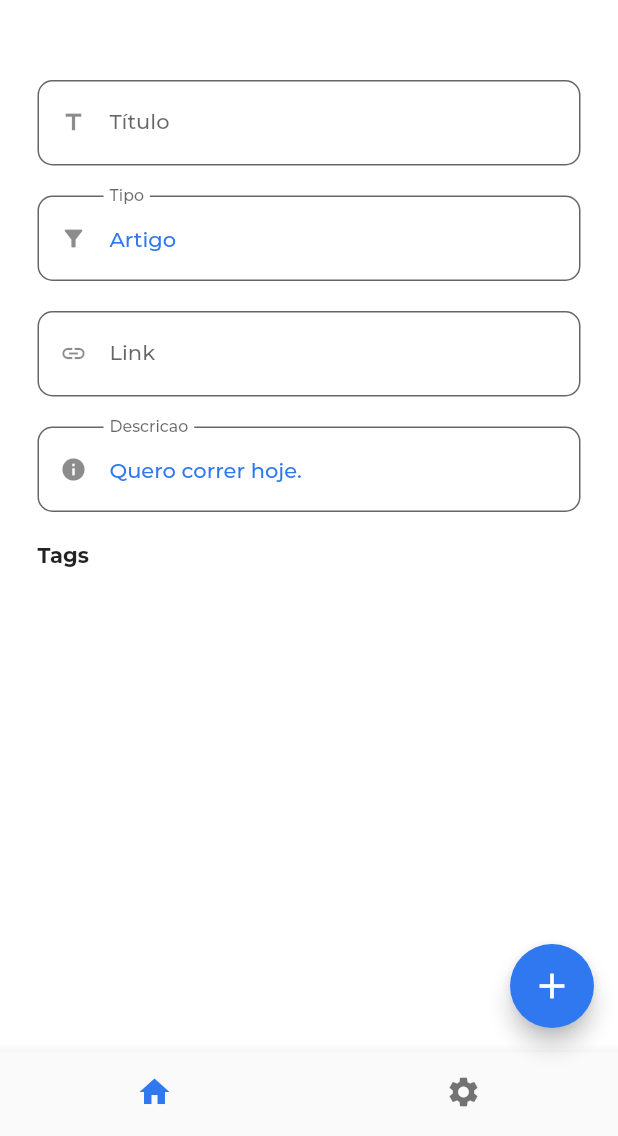
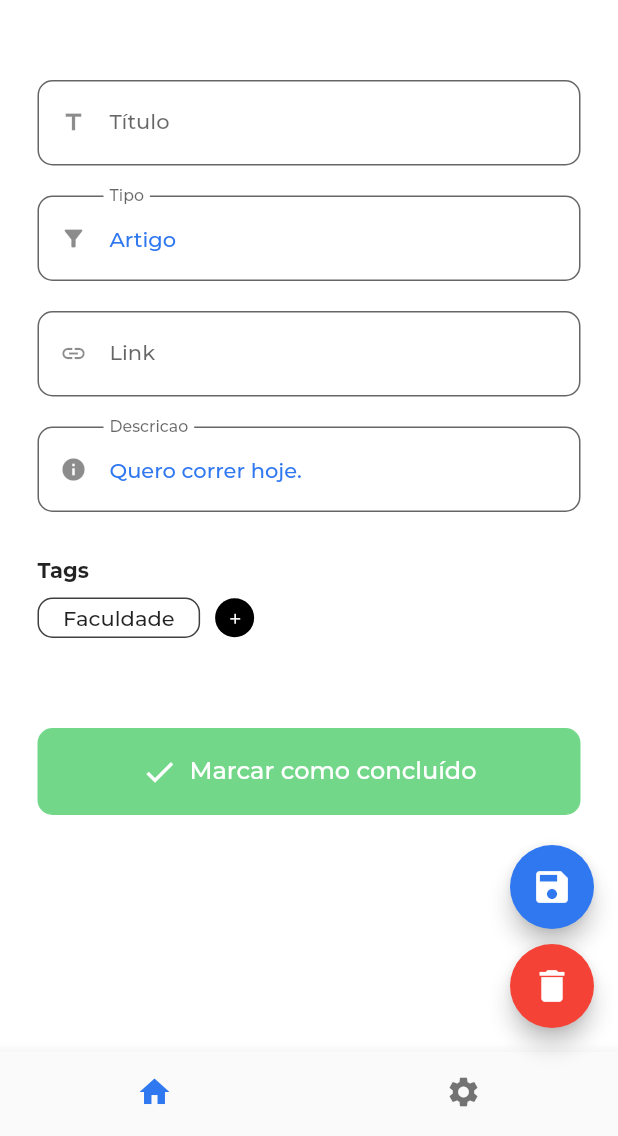
Before and after one commit to lulugonn/see_later_app, a Flutter app: the EditContent screen opened directly with empty values, on a phone screen of 412 x 824 dp, the part 100-1236 px from its top. Run offline on Flutter 3.47's test engine with Material 2 defaults, Android fonts, the phone set to English and light mode, and no system bars; our stand-ins replace dio, flutter_secure_storage, flutter_svg; accounts and stored records are empty; network calls fail; project files that could hold a hidden picture were left out.

Commit message:
feat(content): add tag

```diff
--- a/lib/global.dart
+++ b/lib/global.dart
@@ -6,6 +6,7 @@ class Global {
   static const Color offwhite =  Color(0xffF3F3F5);
   static const Color black =  Color(0xff404040);
   static const Color green =  Color(0xff9BE3AC);
+  static const Color darkGreen =  Color(0xff73D78A);
   static const Color grey =  Color(0xffcccccc);
   static const Color mediumBlue =  Color(0xff3078F0);
   static const Color darkGrey =  Color(0xff909090);
--- a/lib/screens/edit_content/edit_content.dart
+++ b/lib/screens/edit_content/edit_content.dart
@@ -32,9 +32,13 @@ class _EditContentState extends State<EditContent> {
   Widget build(BuildContext context) {
     return Scaffold(
         backgroundColor: Global.white,
-        floatingActionButton: FloatingActionButton(
+        floatingActionButton: Column(
+          mainAxisAlignment: MainAxisAlignment.end,
+          children: [
+            FloatingActionButton(
+              heroTag: "Salvar",
               backgroundColor: Global.mediumBlue,
-          tooltip: 'Criar novo conteúdo',
+              tooltip: 'Salvar conteúdo',
               onPressed: () {
                 showModalBottomSheet(
                   context: context,
@@ -44,11 +48,37 @@ class _EditContentState extends State<EditContent> {
                   isScrollControlled: true,
                   backgroundColor: Colors.white,
                   shape: const RoundedRectangleBorder(
-                borderRadius: BorderRadius.vertical(top: Radius.circular(20)),
+                    borderRadius:
+                        BorderRadius.vertical(top: Radius.circular(20)),
                   ),
                 );
               },
-          child: const Icon(Icons.add, color: Colors.white, size: 28),
+              child: const Icon(Icons.save, color: Colors.white, size: 28),
+            ),
+            SizedBox(
+              height: 10,
+            ),
+            FloatingActionButton(
+              heroTag: "Excluir",
+              backgroundColor: Colors.red,
+              tooltip: 'Excluir conteúdo',
+              onPressed: () {
+                showModalBottomSheet(
+                  context: context,
+                  builder: (builder) {
+                    return const ContentForm();
+                  },
+                  isScrollControlled: true,
+                  backgroundColor: Colors.white,
+                  shape: const RoundedRectangleBorder(
+                    borderRadius:
+                        BorderRadius.vertical(top: Radius.circular(20)),
+                  ),
+                );
+              },
+              child: const Icon(Icons.delete, color: Colors.white, size: 28),
+            ),
+          ],
         ),
         bottomNavigationBar: BottomNavigationBar(
           showSelectedLabels: false,
@@ -81,7 +111,7 @@ class _EditContentState extends State<EditContent> {
                       child: Column(
                         children: [
                           Container(
-                            padding: EdgeInsets.only(top: 20, bottom: 20),
+                            padding: EdgeInsets.only(top: 20, bottom: 30),
                             child: Column(
                               mainAxisAlignment: MainAxisAlignment.spaceAround,
                               children: [
@@ -92,7 +122,8 @@ class _EditContentState extends State<EditContent> {
                                   hintText: 'Título',
                                 ),
                                 Padding(
-                                  padding: const EdgeInsets.symmetric(vertical: 20),
+                                  padding:
+                                      const EdgeInsets.symmetric(vertical: 20),
                                   child: TextFieldWidget(
                                     initialValue: 'Artigo',
                                     obscureText: false,
@@ -131,13 +162,61 @@ class _EditContentState extends State<EditContent> {
                                       ),
                                     ),
                                   ],
-
                                 ),
-                               Row(children:[])
+                                Padding(
+                                  padding: EdgeInsets.only(top: 10),
+                                  child: Row(children: [
+                                    Container(
+                                      margin: EdgeInsets.only(right: 10),
+                                      padding: EdgeInsets.symmetric(
+                                          vertical: 4.0, horizontal: 16.0),
+                                      decoration: BoxDecoration(
+                                        borderRadius: BorderRadius.circular(10),
+                                        border: Border.all(
+                                            width: 1, color: Global.black),
+                                      ),
+                                      child: Text("Faculdade",
+                                          style: TextStyle(fontSize: 14)),
+                                    ),
+                                    CircleAvatar(
+                                      radius: 13,
+                                      backgroundColor: Colors.black,
+                                      child: IconButton(
+                                        icon: Icon(
+                                          Icons.add,
+                                          color: Global.white,
+                                          size: 11,
+                                        ),
+                                        onPressed: () {},
+                                      ),
+                                    ),
+                                  ]),
+                                )
                               ],
                             ),
-
-                          )
+                          ),
+                          Container(
+                            margin: EdgeInsets.only(top: 60),
+                            padding: EdgeInsets.symmetric(
+                                vertical: 16.0, horizontal: 63.0),
+                            decoration: BoxDecoration(
+                            color: Global.darkGreen,
+                              borderRadius: BorderRadius.circular(10),
+                              border:
+                                  Border.all(width: 1, color: Global.darkGreen),
+                            ),
+                            child: Row(
+                              mainAxisAlignment: MainAxisAlignment.center,
+                              children: [
+                                Padding(
+                                  padding: const EdgeInsets.only(right: 8.0),
+                                  child: Icon(Icons.check, color: Global.white),
+                                ),
+                                Text("Marcar como concluído",
+                                    style: TextStyle(fontSize: 16, color: Global.white)),
+                              ],
+                            ),
+                          ),
                         ],
                       ),
                     )));
```
Also changed, not shown: 3 other files. Lines whose indentation alone changed are shown as unchanged.
